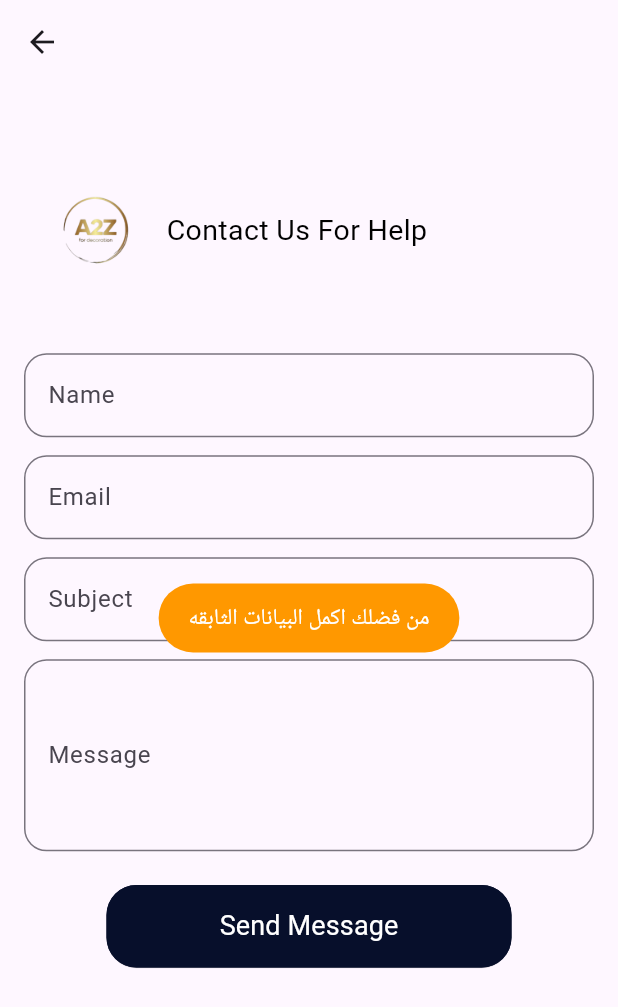
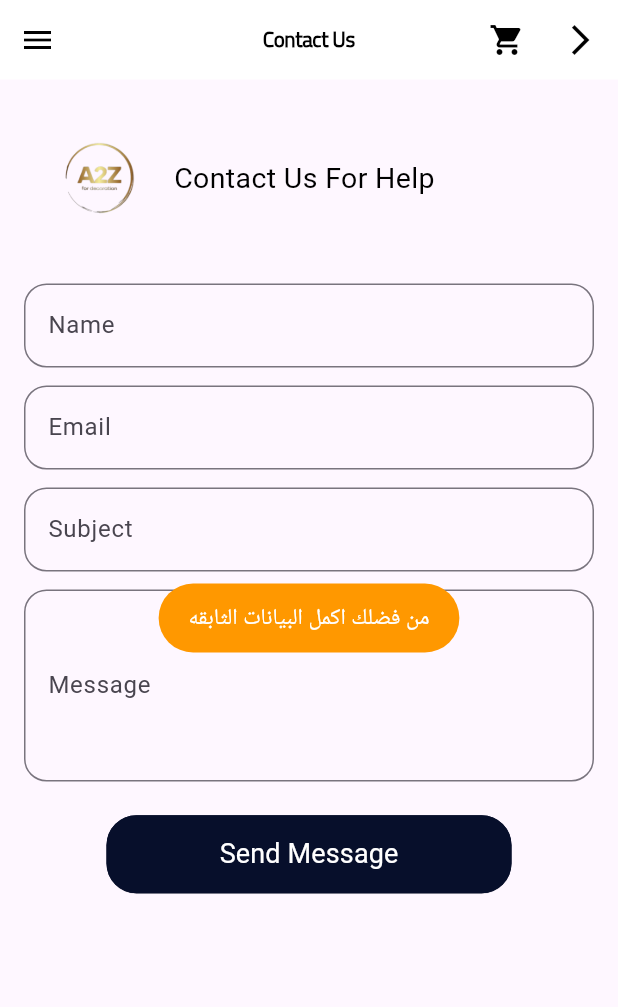
Before and after one commit to EsraaElbana/clint_store, a Flutter app: the ContactUs screen opened directly, after a tap on "Send Message", on a phone screen of 412 x 824 dp. Shown: the top 1007 px of the screen. Run offline on Flutter 3.47's test engine with Material 3 defaults, Android fonts, the phone set to English and light mode, and no system bars; our stand-ins replace bloc, dio, flutter_bloc, flutter_image_compress, flutter_rating_bar, flutter_screenutil and 5 more; accounts and stored records are empty; network calls fail.

Commit message:
after make appBar and drawer

```diff
--- a/lib/client_screens/creat_drawer_cl/creat_drawer.dart
+++ b/lib/client_screens/creat_drawer_cl/creat_drawer.dart
@@ -27,8 +27,13 @@ class CreatDrawerClient extends StatelessWidget {
             child: Column(
               children: [
                 Row(
-                  mainAxisAlignment: MainAxisAlignment.end,
+                  mainAxisAlignment: MainAxisAlignment.spaceBetween,
                   children: [
+                    Image.asset(
+                      "assets/images/logo.png",
+                      height: 100,
+                      width: 100,
+                    ),
                     IconButton(
                         onPressed: () {
                           Navigator.pop(context);
--- a/lib/common_widget/make_appbar.dart
+++ b/lib/common_widget/make_appbar.dart
@@ -1,19 +1,20 @@
-
 import 'package:clint_store/cubit/cubits/client_cubit.dart';
+import 'package:clint_store/utilities/routes_manager.dart';
 import 'package:flutter/material.dart';
 import 'package:flutter_bloc/flutter_bloc.dart';
 
 import '../app_manager/local_data.dart';
 
 import '../client_Screens/cart_screen/cart.dart';
-import '../services/shared_preference.dart';
+
 import '../utilities/text_style.dart';
+
 class CreatAppBar extends StatefulWidget implements PreferredSizeWidget {
   final String title;
   final Size preferredSize;
   final bool hasBackButton;
   final bool hasDrawer;
-
+  final bool hasCart;
   final void Function() onDrawerPressed;
   final bool hasTitle;
 
@@ -23,9 +24,8 @@ class CreatAppBar extends StatefulWidget implements PreferredSizeWidget {
     required this.hasBackButton,
     required this.title,
     required this.onDrawerPressed,
-    required this.hasDrawer,
-
-  })  : preferredSize = Size.fromHeight(50.0),
+    required this.hasDrawer, required this.hasCart,
+  })  : preferredSize = Size.fromHeight(53.0),
         super(key: key);
 
   @override
@@ -33,95 +33,85 @@ class CreatAppBar extends StatefulWidget implements PreferredSizeWidget {
 }
 
 class _CreatAppBarState extends State<CreatAppBar> {
-
-
   @override
   Widget build(BuildContext context) {
-
     return AppBar(
         title: Text(
           widget.hasTitle == true ? widget.title : "",
-          style: GreyTitle.display5(context)
-
-              .copyWith(color:   Color(0xff000000),),
+          style: GreyTitle.display5(context).copyWith(
+            color: Color(0xff000000),
+          ),
         ),
         backgroundColor: Colors.white,
         elevation: 0,
         centerTitle: true,
         primary: true,
         automaticallyImplyLeading: true,
-        leading:
-        widget.hasDrawer == true
+        leading: widget.hasDrawer == true
             ? Row(
                 children: [
                   Container(
                     width: 50,
                     child: creatIcon(
                         onTap: widget.onDrawerPressed,
-                  child:
-                  Icon(Icons.menu,
+                        child: Icon(
+                          Icons.menu,
                           color: Color(0xff000000),
                         )),
                   ),
                 ],
               )
             : SizedBox(),
-
         actions: [
       Row(
             children: [
-    widget.hasBackButton == true
-      ? Container(
-      width: 50,
-      child: creatIcon(
-          onTap: () {
-
-          },
-          child: Icon(Icons.arrow_back_ios_new_sharp,    color: Color(0xff000000),)),
-    )
-        : SizedBox(),
-
-
-
+              widget. hasCart==true?
               Stack(
+                alignment: Alignment.topCenter,
                 children: [
                   IconButton(
-            icon: Icon(Icons.shopping_cart,color: Colors.black,),
+                    icon: Icon(
+                      Icons.shopping_cart,
+                      color: Colors.black,
+                    ),
                     onPressed: () {
-
-
-
                       Navigator.push(
                           context,
                           MaterialPageRoute(
                               builder: (context) => CartScreen()));
                     },
                   ),
-          BlocProvider.of<ClientCubit>(context).allCartProducts.isEmpty?SizedBox():
-
-          Positioned(
-            top: -8,
+                  BlocProvider.of<ClientCubit>(context).allCartProducts.isEmpty
+                      ? SizedBox()
+                      : Positioned(
+                          top: -9,
                           left: 12,
                           child: Container(
-              // color: Colors.red,
-              // height: 30,
+                            // color: Colors.yellow,
+                            height: 30,
                             alignment: Alignment.center,
                             child: Text(
-                SharedPreference.getData(key: "userId") ==
-                    null
-                    ? "0"
-                    : "${BlocProvider.of<ClientCubit>(context).allCartProducts.length}",
+                              // "1",
+                              "${BlocProvider.of<ClientCubit>(context).allCartProducts.length}",
                               style: BlackTitle.display5(context),
                             ),
                           ),
                         )
                 ],
+              ):SizedBox(),
+              widget.hasBackButton == true
+                  ? Container(
+                      width: 50,
+                      child: creatIcon(
+                          onTap: () {
+                            RoutesManager.pop(context);
+                          },
+                          child: Icon(
+                            Icons.arrow_forward_ios_outlined,
+                            color: Color(0xff000000),
+                          )),
                     )
-
-
-
-
-
+                  : SizedBox(),
             ],
           ),
         ]);
--- a/lib/contact us/countactus_form.dart
+++ b/lib/contact us/countactus_form.dart
@@ -1,9 +1,11 @@
+import 'package:clint_store/common_widget/creat_loading.dart';
 import 'package:clint_store/common_widget/create_toast.dart';
-import 'package:clint_store/common_widget/make_appbar.dart';
 import 'package:flutter/material.dart';
 import 'package:flutter_bloc/flutter_bloc.dart';
 
 import '../app_manager/local_data.dart';
+import '../client_Screens/creat_drawer_cl/creat_drawer.dart';
+import '../common_widget/make_appbar.dart';
 import '../cubit/application_state/client_states.dart';
 import '../cubit/cubits/client_cubit.dart';
 
@@ -15,44 +17,55 @@ class ContactUs extends StatefulWidget {
 class _ContactUsState extends State<ContactUs> {
   final _formKey = GlobalKey<FormState>();
   TextEditingController usernameController = TextEditingController();
-
   TextEditingController subjectController = TextEditingController();
   TextEditingController messageController = TextEditingController();
   TextEditingController emailController = TextEditingController();
-
+  final GlobalKey<ScaffoldState> _key = GlobalKey(); // Create a key
   @override
   Widget build(BuildContext context) {
     return Scaffold(
-      appBar: AppBar(),
-      body: Padding(
+      key: _key,
+      drawer: CreatDrawerClient(),
+      appBar: CreatAppBar(
+        hasTitle: true,    hasCart:true,
+        hasBackButton: true,
+
+        title: 'Contact Us',
+        onDrawerPressed: () {
+          _key.currentState!.openDrawer();
+
+        },
+        hasDrawer: true,
+      ),
+      body: SingleChildScrollView(
+        child: Padding(
           padding: const EdgeInsets.all(16.0),
           child: Form(
             key: _formKey,
             child: Column(
+              crossAxisAlignment: CrossAxisAlignment.start,
               children: [
-              Expanded(
-                  flex: 2,
-                  child: Row(
-                    mainAxisAlignment: MainAxisAlignment.spaceAround,
+                Row(
+                  mainAxisAlignment: MainAxisAlignment.start,
                   children: [
-                      Expanded(child: Image.asset("assets/images/logo.png"),
-                        flex: 1,
+                    Image.asset(
+                      "assets/images/logo.png",
+                      height: 100,
+                      width: 100,
                     ),
-                      Expanded(
-                        flex: 3,
-                        child: Text(
+                    Text(
                       "Contact Us For Help",
                       style: TextStyle(
                           color: Colors.black,
                           fontSize: 19,
                           fontWeight: FontWeight.normal),
-                        ),
                     )
                   ],
-                  )),
-              Expanded(
-                flex: 7,
-                child: Column(
+                ),
+                SizedBox(
+                  height: 20,
+                ),
+                Column(
                   children: [
                     TextFormField(
                       decoration: InputDecoration(
@@ -129,47 +142,41 @@ class _ContactUsState extends State<ContactUs> {
                       // },
                     ),
                     SizedBox(height: 20),
-
                     BlocConsumer<ClientCubit, ClientStates>(
                       builder: (BuildContext context, state) {
                         ClientCubit clientCubit = ClientCubit.get(context);
-                        return   Padding(
-                          padding: const EdgeInsets.fromLTRB(55, 2.5, 55, 10),
-                          child: MaterialButton(
+                        return Padding(
+                          padding: EdgeInsets.fromLTRB(55, 2.5, 55, 10),
+                          child: state is ContactUsLoading
+                              ? CreatLoading()
+                              : MaterialButton(
                                   onPressed: () {
+                                    print(
+                                        "usernameController :  ${usernameController.text}");
+                                    print(
+                                        "subjectController :  ${subjectController.text}");
+                                    print(
+                                        "messageController :  ${messageController.text}");
+                                    print(
+                                        "emailController :  ${emailController.text}");
 
-                              TextEditingController usernameController = TextEditingController();
-
-                              TextEditingController subjectController = TextEditingController();
-                              TextEditingController messageController = TextEditingController();
-                              TextEditingController emailController = TextEditingController();
-
-                              print("usernameController :  ${usernameController.text}");
-                              print("subjectController :  ${subjectController.text}");
-                              print("messageController :  ${messageController.text}");
-                              print("emailController :  ${emailController.text}");
-
-                              if(
-                              usernameController.text.trim().isEmpty||
-                                  subjectController.text.trim().isEmpty||
-                                  messageController.text.trim().isEmpty||
-                                  emailController.text.trim().isEmpty
-
-
-
-                              ){
-                                CreatToast().showToast(errorMessage: "من فضلك اكمل البيانات الثابقه", context: context);
+                                    if (usernameController.text
+                                            .trim()
+                                            .isEmpty ||
+                                        subjectController.text.trim().isEmpty ||
+                                        messageController.text.trim().isEmpty ||
+                                        emailController.text.trim().isEmpty) {
+                                      CreatToast().showToast(
+                                          errorMessage:
+                                              "من فضلك اكمل البيانات الثابقه",
+                                          context: context);
+                                    } else {
+                                      clientCubit.contactUs(
+                                          userName: usernameController.text,
+                                          email: emailController.text,
+                                          subject: subjectController.text,
+                                          message: messageController.text);
                                     }
-                              else{
-clientCubit.contactUs(userName: usernameController.text, email: emailController.text, subject: subjectController.text, message: messageController.text)
-;
-                              }
-
-
-
-
-
-
                                   },
                                   shape: OutlineInputBorder(
                                       borderSide: BorderSide(
@@ -178,44 +185,45 @@ clientCubit.contactUs(userName: usernameController.text, email: emailController.
                                       borderRadius: BorderRadius.circular(20)),
                                   textColor: Colors.white,
                                   minWidth: double.infinity,
-                            height: 55,
+                                  height: 52,
                                   color: Color(0xff070F2B),
                                   elevation: 0.20,
                                   child: Text("Send Message",
                                       style: TextStyle(
-                                    fontSize: 18, fontWeight: FontWeight.w400)),
+                                          fontSize: 18,
+                                          fontWeight: FontWeight.w400)),
                                 ),
                         );
                       },
                       listener: (BuildContext context, Object? state) {
+                        print(
+                            "VVVVVVVVVVVVVVVVVVVVVVVVVVVVVVVVVVVVVVVV $state");
 
+                        if (state is ContactUsSuccess) {
+                          CreatToast().showToast(
+                              errorMessage: "تم إرسال الرساله بنجاح",
+                              context: context);
 
-                        if (state is ServerErrorClient) {
+                          usernameController.clear();
+                          subjectController.clear();
+                          messageController.clear();
+                          emailController.clear();
+                        } else if (state is ContactUsError) {
                           CreatToast().showToast(
-                              errorMessage: serverError, context: context, duration: 5);
-                        }
-
-                       else if (state is ContactUsSuccess) {
-                       CreatToast().showToast(errorMessage: "تم إرسال الرساله بنجاح", context: context);
-                        }
-
-
-
-                        else if (state is ContactUsError) {
-                          CreatToast().showToast(errorMessage: "عفوا لقد حدث خطأ ولم يتم الارسال", context: context);
+                              errorMessage: "عفوا لقد حدث خطأ ولم يتم الارسال",
+                              context: context);
+                        } else if (state is ServerErrorClient) {
+                          CreatToast().showToast(
+                              errorMessage: serverError,
+                              context: context,
+                              duration: 5);
                         }
                       },
                     )
-
-
-
-
-
-
                   ],
                 ),
+              ],
             ),
-            ],
           ),
         ),
       ),
--- a/lib/main.dart
+++ b/lib/main.dart
@@ -32,7 +32,7 @@ class MyApp extends StatelessWidget {
     return MultiBlocProvider(
       providers: [
 
-        BlocProvider(create: (context) => ClientCubit()..getAllProducts()..getClientHomeCategories()),
+        BlocProvider(create: (context) => ClientCubit()),
         BlocProvider(create: (context) => EngineerCubit()),
       ],
       child: MultiProvider(
--- a/lib/models/designer_model.dart
+++ b/lib/models/designer_model.dart
@@ -83,7 +83,7 @@ class Designer {
     email = json['email']??"";
 
     phoneNumber = json['phoneNumber']??"";
-    address = json['address'].cast<String>()??[""].cast<String>();
+    address = (json['address'].isEmpty||json['address']==null)?[""].cast<String>():json['address'].cast<String>();
     specialAt = json['spicalAt']??"";
 
     gender = json['gender']??"";
--- a/pubspec.yaml
+++ b/pubspec.yaml
@@ -38,8 +38,8 @@ dependencies:
   font_awesome_flutter: ^10.4.0
   flutter_rating_bar: ^4.0.1
   flutter_svg: ^1.1.6
-  flutter_bloc: ^7.0.0
-  bloc: ^7.2.1
+  flutter_bloc: ^8.1.6
+  bloc: ^8.1.4
   http: ^1.1.0
   flutter_screenutil: ^5.9.0
   dio: ^4.0.6
```
Also changed, not shown: lib/app_manager/local_data.dart (+4 -12 lines), lib/checkout_form/checkout_form.dart (+2 -9 lines), lib/client_screens/cart_screen/cart.dart (+16 -1 lines), lib/client_screens/home_screen_cl/home.dart (+20 -11 lines), lib/client_screens/product/all_products.dart (+18 -3 lines), lib/client_screens/product/product_details.dart (+18 -4 lines), lib/client_screens/profile _screen_user/profile_screen.dart (+19 -3 lines), lib/models/product_model_client.dart (+24 -21 lines), pubspec.lock. Lines whose indentation alone changed are shown as unchanged.
